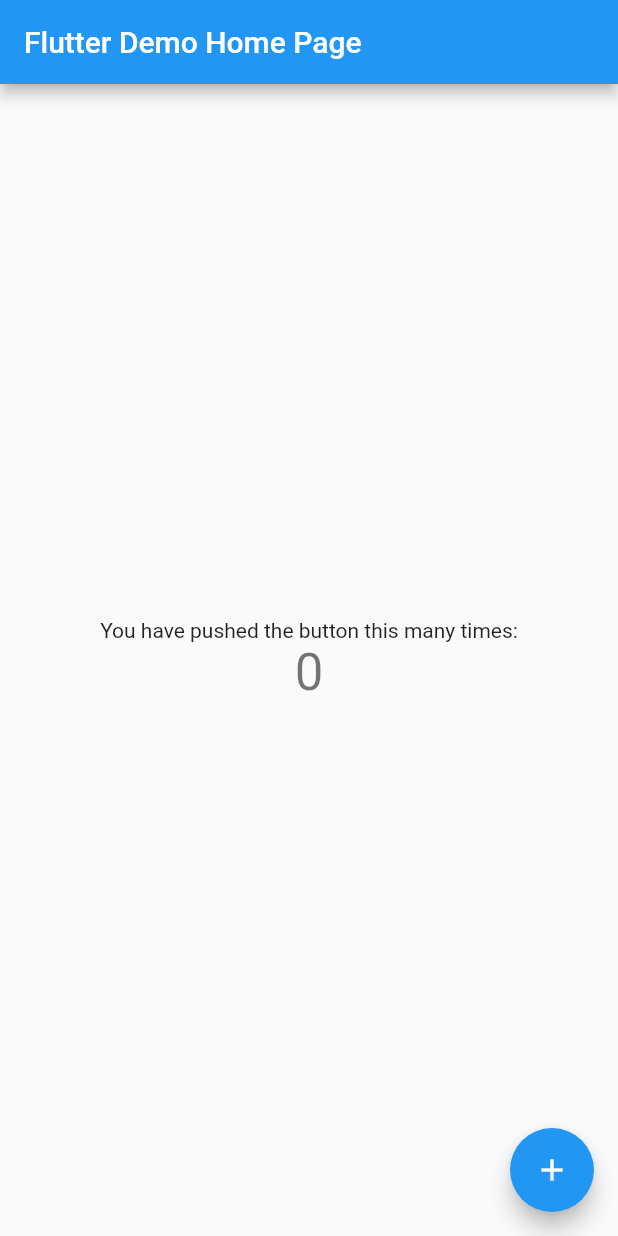
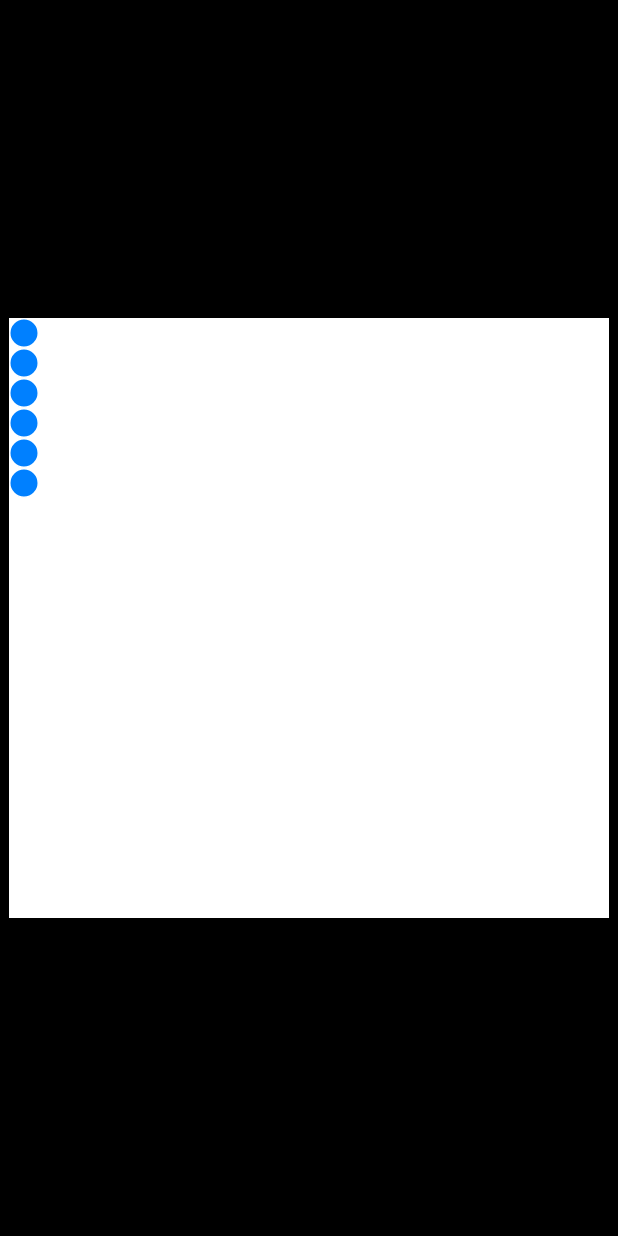
Before and after one commit to anupcowkur/Snake, a Flutter app: the screen it shows after launch, on a phone screen of 412 x 824 dp. Run offline on Flutter 3.47's test engine with Material 2 defaults, Android fonts, the phone set to English and light mode, and no system bars.

Commit message:
Implement Snake and board

```diff
--- /dev/null
+++ b/lib/board.dart
@@ -0,0 +1,95 @@
+import 'package:flutter/widgets.dart';
+import 'package:snake/game_constants.dart';
+import 'package:snake/snake_piece.dart';
+import 'package:snake/point.dart';
+
+class Board extends StatefulWidget {
+  @override
+  State<StatefulWidget> createState() => _BoardState();
+}
+
+enum Direction { LEFT, RIGHT, UP, DOWN }
+
+class _BoardState extends State<Board> {
+  Direction _direction = Direction.UP;
+  List<Point> snakePiecePositions = [
+    Point(0.0, 0.0),
+    Point(0.0, 1.0),
+    Point(0.0, 2.0),
+    Point(0.0, 3.0),
+    Point(0.0, 4.0),
+    Point(0.0, 5.0)
+  ];
+
+  @override
+  Widget build(BuildContext context) {
+    return new Container(
+      color: const Color(0xFFFFFFFF),
+      width: BOARD_SIZE,
+      height: BOARD_SIZE,
+      child: Stack(
+        children: _getSnakePieceWidgets(),
+      ),
+    );
+  }
+
+  List<Positioned> _getSnakePieceWidgets() {
+    List<Positioned> snakePieces = List();
+    snakePiecePositions.forEach((i) {
+      snakePieces.add(Positioned(
+        child: SnakePiece(),
+        left: i.x * PIECE_SIZE,
+        top: i.y * PIECE_SIZE,
+      ));
+    });
+
+    return snakePieces;
+  }
+
+  void _grow() {
+    setState(() {
+      snakePiecePositions.insert(0, _getNewHeadPosition());
+    });
+  }
+
+  void _move() {
+    setState(() {
+      snakePiecePositions.insert(0, _getNewHeadPosition());
+      snakePiecePositions.removeLast();
+    });
+  }
+
+  void _changeDirection(Direction direction) {
+    setState(() {
+      _direction = direction;
+    });
+  }
+
+  Point _getNewHeadPosition() {
+    var newHeadPos;
+
+    switch (_direction) {
+      case Direction.LEFT:
+        var currentHeadPos = snakePiecePositions[0];
+        newHeadPos = Point(currentHeadPos.x - PIECE_SIZE, currentHeadPos.y);
+        break;
+
+      case Direction.RIGHT:
+        var currentHeadPos = snakePiecePositions[0];
+        newHeadPos = Point(currentHeadPos.x + PIECE_SIZE, currentHeadPos.y);
+        break;
+
+      case Direction.UP:
+        var currentHeadPos = snakePiecePositions[0];
+        newHeadPos = Point(currentHeadPos.x, currentHeadPos.y - PIECE_SIZE);
+        break;
+
+      case Direction.DOWN:
+        var currentHeadPos = snakePiecePositions[0];
+        newHeadPos = Point(currentHeadPos.x, currentHeadPos.y + PIECE_SIZE);
+        break;
+    }
+
+    return newHeadPos;
+  }
+}
--- /dev/null
+++ b/lib/game.dart
@@ -0,0 +1,11 @@
+import 'package:flutter/widgets.dart';
+import 'board.dart';
+
+class Game extends StatelessWidget {
+  @override
+  Widget build(BuildContext context) {
+    return new Container(
+      child: Board(),
+    );
+  }
+}
--- /dev/null
+++ b/lib/game_constants.dart
@@ -0,0 +1,2 @@
+const BOARD_SIZE = 400.0;
+const PIECE_SIZE = 20.0;
--- a/lib/main.dart
+++ b/lib/main.dart
@@ -1,4 +1,5 @@
 import 'package:flutter/material.dart';
+import 'game.dart';
 
 void main() => runApp(new MyApp());
 
@@ -7,55 +8,13 @@ class MyApp extends StatelessWidget {
   @override
   Widget build(BuildContext context) {
     return new MaterialApp(
-      title: 'Flutter Demo',
-      theme: new ThemeData(
-        // This is the theme of your application.
-        //
-        // Try running your application with "flutter run". You'll see the
-        // application has a blue toolbar. Then, without quitting the app, try
-        // changing the primarySwatch below to Colors.green and then invoke
-        // "hot reload" (press "r" in the console where you ran "flutter run",
-        // or press Run > Flutter Hot Reload in IntelliJ). Notice that the
-        // counter didn't reset back to zero; the application is not restarted.
-        primarySwatch: Colors.blue,
-      ),
-      home: new MyHomePage(title: 'Flutter Demo Home Page'),
+      title: 'Snake',
+      home: new Home(),
     );
   }
 }
 
-class MyHomePage extends StatefulWidget {
-  MyHomePage({Key key, this.title}) : super(key: key);
-
-  // This widget is the home page of your application. It is stateful, meaning
-  // that it has a State object (defined below) that contains fields that affect
-  // how it looks.
-
-  // This class is the configuration for the state. It holds the values (in this
-  // case the title) provided by the parent (in this case the App widget) and
-  // used by the build method of the State. Fields in a Widget subclass are
-  // always marked "final".
-
-  final String title;
-
-  @override
-  _MyHomePageState createState() => new _MyHomePageState();
-}
-
-class _MyHomePageState extends State<MyHomePage> {
-  int _counter = 0;
-
-  void _incrementCounter() {
-    setState(() {
-      // This call to setState tells the Flutter framework that something has
-      // changed in this State, which causes it to rerun the build method below
-      // so that the display can reflect the updated values. If we changed
-      // _counter without calling setState(), then the build method would not be
-      // called again, and so nothing would appear to happen.
-      _counter++;
-    });
-  }
-
+class Home extends StatelessWidget {
   @override
   Widget build(BuildContext context) {
     // This method is rerun every time setState is called, for instance as done
@@ -65,45 +24,12 @@ class _MyHomePageState extends State<MyHomePage> {
     // fast, so that you can just rebuild anything that needs updating rather
     // than having to individually change instances of widgets.
     return new Scaffold(
-      appBar: new AppBar(
-        // Here we take the value from the MyHomePage object that was created by
-        // the App.build method, and use it to set our appbar title.
-        title: new Text(widget.title),
-      ),
-      body: new Center(
-        // Center is a layout widget. It takes a single child and positions it
-        // in the middle of the parent.
-        child: new Column(
-          // Column is also layout widget. It takes a list of children and
-          // arranges them vertically. By default, it sizes itself to fit its
-          // children horizontally, and tries to be as tall as its parent.
-          //
-          // Invoke "debug paint" (press "p" in the console where you ran
-          // "flutter run", or select "Toggle Debug Paint" from the Flutter tool
-          // window in IntelliJ) to see the wireframe for each widget.
-          //
-          // Column has various properties to control how it sizes itself and
-          // how it positions its children. Here we use mainAxisAlignment to
-          // center the children vertically; the main axis here is the vertical
-          // axis because Columns are vertical (the cross axis would be
-          // horizontal).
-          mainAxisAlignment: MainAxisAlignment.center,
-          children: <Widget>[
-            new Text(
-              'You have pushed the button this many times:',
-            ),
-            new Text(
-              '$_counter',
-              style: Theme.of(context).textTheme.display1,
-            ),
-          ],
-        ),
-      ),
-      floatingActionButton: new FloatingActionButton(
-        onPressed: _incrementCounter,
-        tooltip: 'Increment',
-        child: new Icon(Icons.add),
-      ), // This trailing comma makes auto-formatting nicer for build methods.
-    );
+        backgroundColor: const Color(0xFF000000),
+        body: new Center(
+          // Center is a layout widget. It takes a single child and positions it
+          // in the middle of the parent.
+          child: new Game(),
+        ) // This trailing comma makes auto-formatting nicer for build methods.
+        );
   }
 }
--- /dev/null
+++ b/lib/point.dart
@@ -0,0 +1,9 @@
+class Point {
+  double x;
+  double y;
+
+  Point(double x, double y) {
+    this.x = x;
+    this.y = y;
+  }
+}
--- /dev/null
+++ b/lib/snake_piece.dart
@@ -0,0 +1,16 @@
+import 'package:flutter/widgets.dart';
+import 'package:snake/game_constants.dart';
+
+class SnakePiece extends StatelessWidget {
+  @override
+  Widget build(BuildContext context) {
+    return new Container(
+      width: PIECE_SIZE,
+      height: PIECE_SIZE,
+      decoration: new BoxDecoration(
+          color: const Color(0xFF0080FF),
+          border: new Border.all(color: const Color(0xFFFFFFFF)),
+          borderRadius: BorderRadius.circular(PIECE_SIZE)),
+    );
+  }
+}
```
Also changed, not shown: lib/apple.dart (added, +14 -0 lines), lib/collision_detector.dart (added), lib/controls.dart (added), lib/failure.dart (added), lib/start.dart (added), lib/victory.dart (added), 1 other file.
